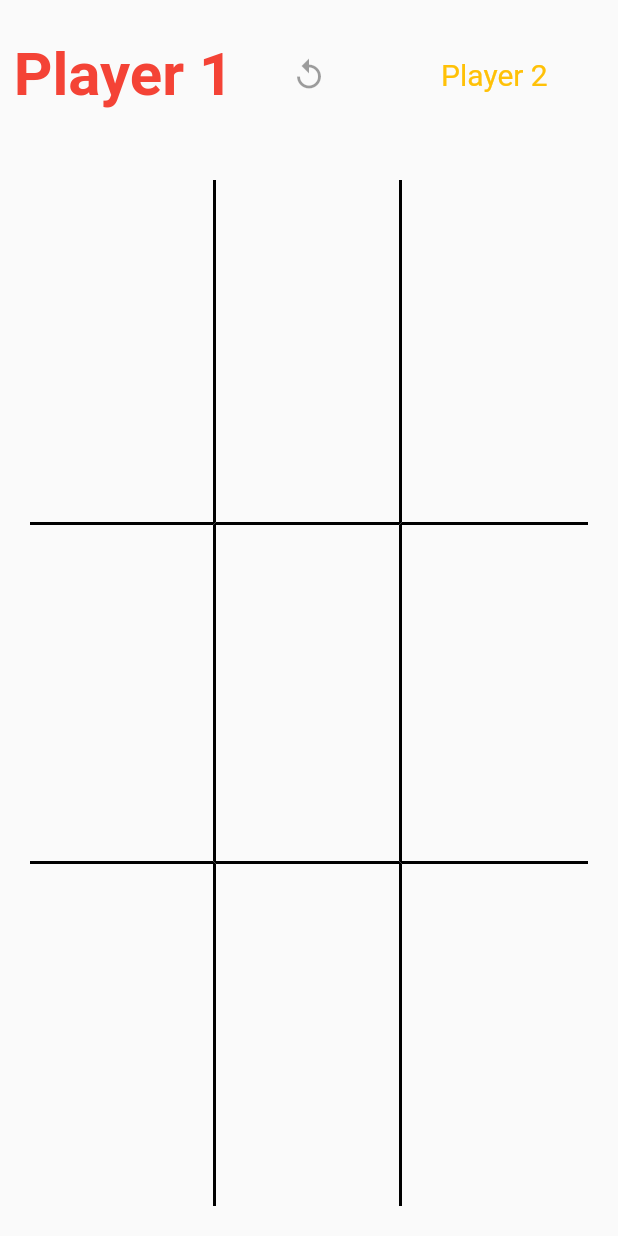
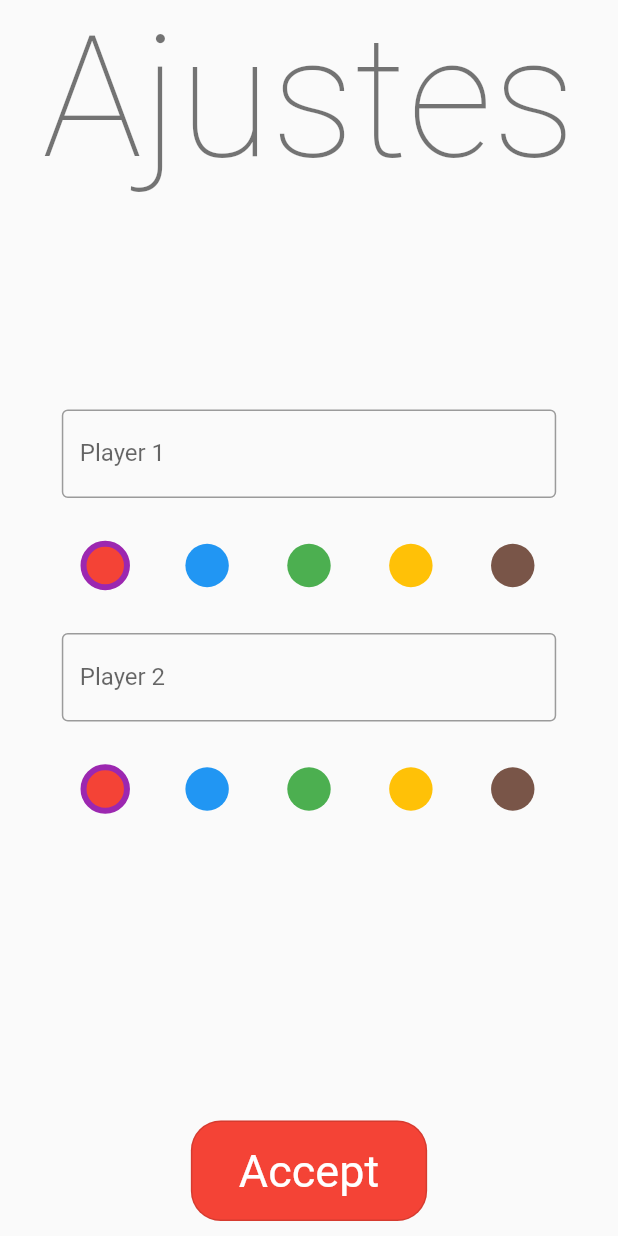
Before and after one commit to arcas0803/tic_tac_toe, a Flutter app: the screen it shows after launch, on a phone screen of 412 x 824 dp. Run offline on Flutter 3.47's test engine with Material 2 defaults, Android fonts, the phone set to English and light mode, and no system bars; our stand-ins replace confetti, equatable, flutter_hooks, flutter_riverpod, freezed_annotation, shared_preferences.

Commit message:
First attemp to create config page TODO:  1. Create option symbol  2. Link routes  3. Clean code  4. Apply themes  5. Start building adaptative UI

```diff
--- a/lib/presentation/app.dart
+++ b/lib/presentation/app.dart
@@ -1,5 +1,5 @@
 import 'package:flutter/material.dart';
-import 'package:tic_tac_toe/presentation/pages/game_page/game_page.dart';
+import 'package:tic_tac_toe/presentation/pages/config_page/config_page.dart';
 
 class App extends StatelessWidget {
   const App({Key? key}) : super(key: key);
@@ -12,7 +12,7 @@ class App extends StatelessWidget {
         primarySwatch: Colors.blue,
         visualDensity: VisualDensity.adaptivePlatformDensity,
       ),
-      home: const GamePage(),
+      home: const ConfigPage(),
     );
   }
 }
--- /dev/null
+++ b/lib/presentation/controllers/color_picker_controller.dart
@@ -0,0 +1,7 @@
+import 'package:flutter/material.dart';
+import 'package:flutter_riverpod/flutter_riverpod.dart';
+
+final colorPickerControllerProvider = StateProvider.family<Color, String>(
+  // We return the default value.
+  (ref, key) => Colors.red,
+);
--- /dev/null
+++ b/lib/presentation/controllers/player_controller.dart
@@ -0,0 +1,5 @@
+import 'package:flutter_riverpod/flutter_riverpod.dart';
+
+final playerNameControllerProvider = StateProvider.family<String, String>(
+  (ref, key) => '',
+);
--- /dev/null
+++ b/lib/presentation/pages/config_page/config_page.dart
@@ -0,0 +1,123 @@
+import 'package:flutter/material.dart';
+import 'package:flutter_riverpod/flutter_riverpod.dart';
+import 'package:tic_tac_toe/presentation/controllers/color_picker_controller.dart';
+import 'package:tic_tac_toe/presentation/controllers/player_controller.dart';
+import 'package:tic_tac_toe/presentation/pages/config_page/widgets/color_picker_widget.dart';
+
+class ConfigPage extends StatelessWidget {
+  const ConfigPage({Key? key}) : super(key: key);
+
+  @override
+  Widget build(BuildContext context) {
+    return Scaffold(
+      body: Stack(
+        children: [
+          Align(
+              alignment: Alignment.topCenter,
+              child: Text(
+                'Ajustes',
+                style: Theme.of(context).textTheme.headline1,
+              )),
+          Align(
+            alignment: Alignment.center,
+            child: Padding(
+              padding: EdgeInsets.symmetric(
+                  horizontal: MediaQuery.of(context).size.width * 0.1),
+              child: Column(
+                mainAxisAlignment: MainAxisAlignment.center,
+                children: [
+                  Consumer(
+                    builder: (context, ref, child) => TextFormField(
+                      decoration: const InputDecoration(
+                        labelText: 'Player 1',
+                        border: OutlineInputBorder(),
+                      ),
+                      onChanged: (value) => ref
+                          .read(
+                              playerNameControllerProvider('player 1').notifier)
+                          .state = value,
+                    ),
+                  ),
+                  const SizedBox(height: 20),
+                  const ColorPickerWidget(id: 'player1'),
+                  const SizedBox(height: 20),
+                  Consumer(
+                    builder: (context, ref, child) => TextFormField(
+                      decoration: const InputDecoration(
+                        labelText: 'Player 2',
+                        border: OutlineInputBorder(),
+                      ),
+                      onChanged: (value) => ref
+                          .read(
+                              playerNameControllerProvider('player 2').notifier)
+                          .state = value,
+                    ),
+                  ),
+                  const SizedBox(height: 20),
+                  const ColorPickerWidget(
+                    id: 'player 2',
+                  ),
+                ],
+              ),
+            ),
+          ),
+          Align(
+            alignment: Alignment.bottomCenter,
+            child: Padding(
+              padding: const EdgeInsets.symmetric(vertical: 10.0),
+              child: Consumer(
+                builder: (context, ref, child) => OutlinedButton(
+                  onPressed: () {
+                    final player1Name = ref
+                        .read(playerNameControllerProvider('player 1').notifier)
+                        .state;
+                    final player2Name = ref
+                        .read(playerNameControllerProvider('player 2').notifier)
+                        .state;
+
+                    final player1Color = ref
+                        .read(
+                            colorPickerControllerProvider('player 1').notifier)
+                        .state;
+                    final player2Color = ref
+                        .read(
+                            colorPickerControllerProvider('player 2').notifier)
+                        .state;
+                    print(player1Name);
+                    print(player2Name);
+                    print(player1Color);
+                    print(player2Color);
+                    //final player1 = PlayerEntity(name: player1Name, symbol: symbol, color: player1Color);
+                  },
+                  style: ButtonStyle(
+                    shape: MaterialStateProperty.all(
+                      RoundedRectangleBorder(
+                        borderRadius: BorderRadius.circular(20),
+                      ),
+                    ),
+                    backgroundColor: MaterialStateProperty.all(Colors.red),
+                    textStyle: MaterialStateProperty.all(
+                      const TextStyle(
+                        color: Colors.white,
+                      ),
+                    ),
+                  ),
+                  child: const Padding(
+                    padding: EdgeInsets.all(16.0),
+                    child: Text(
+                      "Accept",
+                      style: TextStyle(
+                        fontSize: 30,
+                        color: Colors.white,
+                      ),
+                    ),
+                  ),
+                ),
+              ),
+            ),
+          ),
+        ],
+      ),
+    );
+  }
+}
--- /dev/null
+++ b/lib/presentation/pages/config_page/widgets/color_picker_widget.dart
@@ -0,0 +1,128 @@
+import 'package:flutter/material.dart';
+import 'package:flutter_riverpod/flutter_riverpod.dart';
+import 'package:tic_tac_toe/presentation/controllers/color_picker_controller.dart';
+
+class ColorPickerWidget extends ConsumerWidget {
+  final String id;
+
+  const ColorPickerWidget({Key? key, required this.id}) : super(key: key);
+
+  @override
+  Widget build(BuildContext context, ref) {
+    final value = ref.watch(
+      colorPickerControllerProvider(id),
+    );
+
+    return Row(
+      children: [
+        CircleSelectWidget(
+          color: Colors.red,
+          isSelected: value == Colors.red,
+          onTap: () => ref
+              .read(colorPickerControllerProvider(id).notifier)
+              .state = Colors.red,
+        ),
+        const SizedBox(width: 10),
+        CircleSelectWidget(
+          color: Colors.blue,
+          isSelected: value == Colors.blue,
+          onTap: () => ref
+              .read(colorPickerControllerProvider(id).notifier)
+              .state = Colors.blue,
+        ),
+        const SizedBox(width: 10),
+        CircleSelectWidget(
+          color: Colors.green,
+          isSelected: value == Colors.green,
+          onTap: () => ref
+              .read(colorPickerControllerProvider(id).notifier)
+              .state = Colors.green,
+        ),
+        const SizedBox(width: 10),
+        CircleSelectWidget(
+          color: Colors.amber,
+          isSelected: value == Colors.amber,
+          onTap: () => ref
+              .read(colorPickerControllerProvider(id).notifier)
+              .state = Colors.amber,
+        ),
+        const SizedBox(width: 10),
+        CircleSelectWidget(
+          color: Colors.brown,
+          isSelected: value == Colors.brown,
+          onTap: () => ref
+              .read(colorPickerControllerProvider(id).notifier)
+              .state = Colors.brown,
+        ),
+      ],
+    );
+  }
+}
+
+class CircleSelectWidget extends StatelessWidget {
+  final Color _color;
+  final bool _isSelected;
+  final void Function() _onTap;
+
+  const CircleSelectWidget({
+    Key? key,
+    required Color color,
+    bool isSelected = false,
+    required void Function() onTap,
+  })  : _color = color,
+        _isSelected = isSelected,
+        _onTap = onTap,
+        super(key: key);
+
+  @override
+  Widget build(BuildContext context) {
+    return Expanded(
+      child: GestureDetector(
+        onTap: _onTap,
+        child: CustomPaint(
+          painter: CirclePalleteColor(
+            color: _color,
+            isSelected: _isSelected,
+          ),
+          child: Container(
+            height: 50,
+          ),
+        ),
+      ),
+    );
+  }
+}
+
+class CirclePalleteColor extends CustomPainter {
+  final Color _color;
+  final bool _isSelected;
+
+  CirclePalleteColor({
+    required Color color,
+    bool isSelected = false,
+  })  : _color = color,
+        _isSelected = isSelected;
+
+  @override
+  void paint(Canvas canvas, Size size) {
+    final paint = Paint()
+      ..color = _color
+      ..style = PaintingStyle.fill;
+    canvas.drawCircle(
+        Offset(size.width / 2, size.height / 2), size.width / 4, paint);
+    final paintBorder = Paint()
+      ..color = Colors.purple
+      ..style = PaintingStyle.stroke
+      ..strokeWidth = 4;
+
+    if (_isSelected) {
+      canvas.drawCircle(Offset(size.width / 2, size.height / 2),
+          (size.width / 4), paintBorder);
+    }
+  }
+
+  @override
+  bool shouldRepaint(covariant CustomPainter oldDelegate) {
+    return true;
+  }
+}
```
Also changed, not shown: lib/presentation/pages/players_config_page.dart (deleted).
